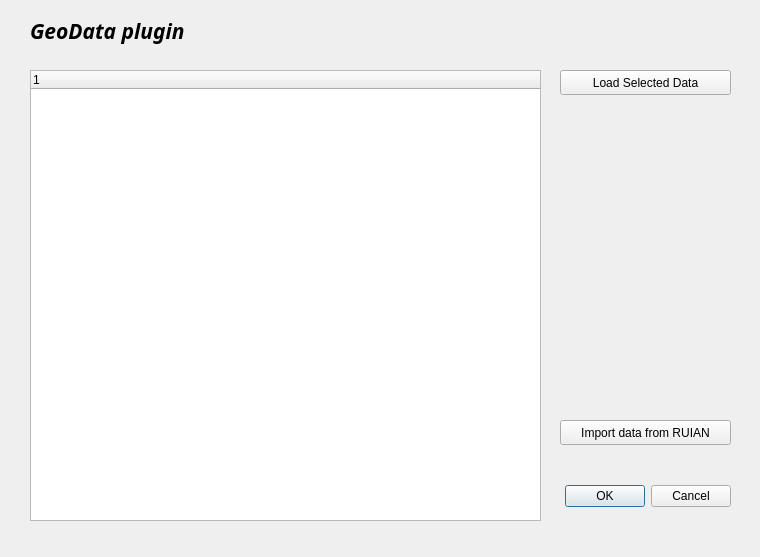
The window that Geo_Data_dialog_base.ui (kva0064/czech_slovak_freegeodata) describes before a commit, drawn with Qt 5.
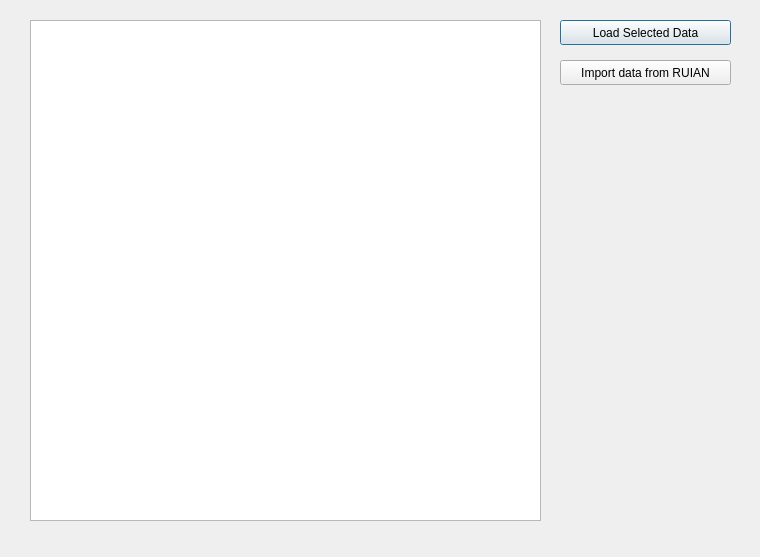
The same window after the commit.

Commit message: Removing not necessary items from GUI.

What changed in the file:
```diff
--- a/Geo_Data_dialog_base.ui
+++ b/Geo_Data_dialog_base.ui
@@ -13,49 +13,11 @@
   <property name="windowTitle">
    <string>GeoData</string>
   </property>
-  <widget class="QDialogButtonBox" name="button_box">
-   <property name="geometry">
-    <rect>
-     <x>390</x>
-     <y>480</y>
-     <width>341</width>
-     <height>32</height>
-    </rect>
-   </property>
-   <property name="orientation">
-    <enum>Qt::Horizontal</enum>
-   </property>
-   <property name="standardButtons">
-    <set>QDialogButtonBox::Cancel|QDialogButtonBox::Ok</set>
-   </property>
-  </widget>
-  <widget class="QLabel" name="label">
-   <property name="geometry">
-    <rect>
-     <x>30</x>
-     <y>10</y>
-     <width>181</width>
-     <height>41</height>
-    </rect>
-   </property>
-   <property name="font">
-    <font>
-     <family>Ubuntu Condensed</family>
-     <pointsize>16</pointsize>
-     <weight>75</weight>
-     <italic>true</italic>
-     <bold>true</bold>
-    </font>
-   </property>
-   <property name="text">
-    <string>GeoData plugin</string>
-   </property>
-  </widget>
   <widget class="QPushButton" name="pushButtonLoadData">
    <property name="geometry">
     <rect>
      <x>560</x>
-     <y>70</y>
+     <y>20</y>
      <width>171</width>
      <height>25</height>
     </rect>
@@ -68,11 +30,17 @@
    <property name="geometry">
     <rect>
      <x>30</x>
-     <y>70</y>
+     <y>20</y>
      <width>511</width>
-     <height>451</height>
+     <height>501</height>
     </rect>
    </property>
+   <property name="columnCount">
+    <number>1</number>
+   </property>
+   <attribute name="headerVisible">
+    <bool>false</bool>
+   </attribute>
    <column>
     <property name="text">
      <string notr="true">1</string>
@@ -83,7 +51,7 @@
    <property name="geometry">
     <rect>
      <x>560</x>
-     <y>420</y>
+     <y>60</y>
      <width>171</width>
      <height>25</height>
     </rect>
```
Left out of the diff: 35 changed lines with no effect on the pictures.
